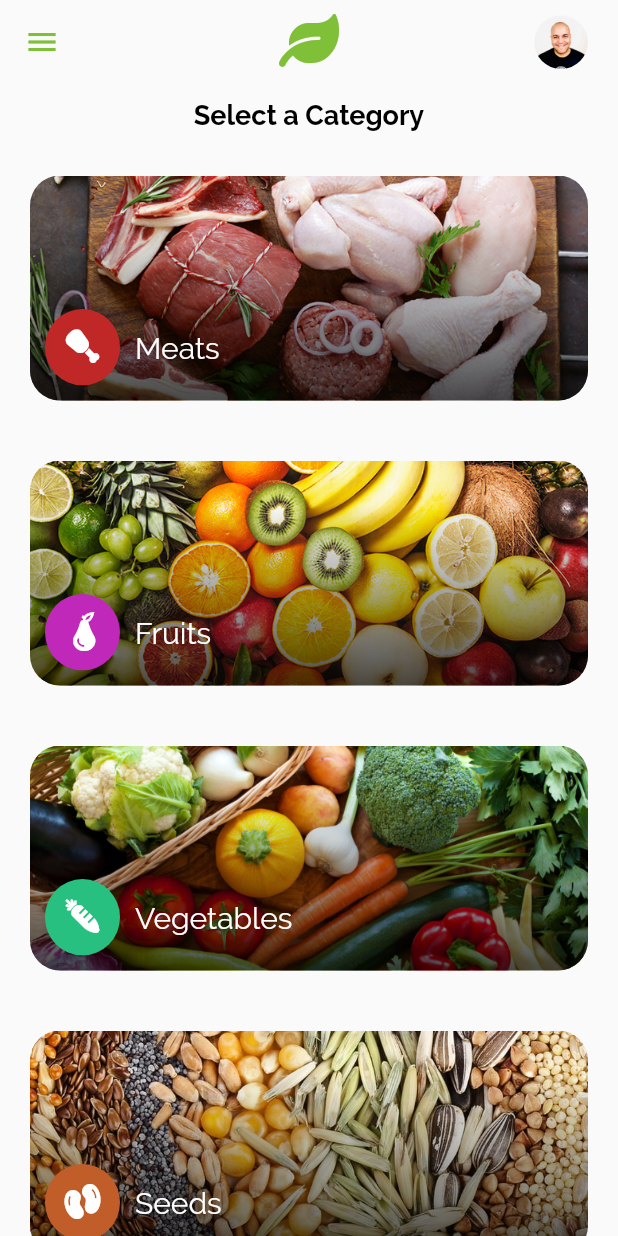
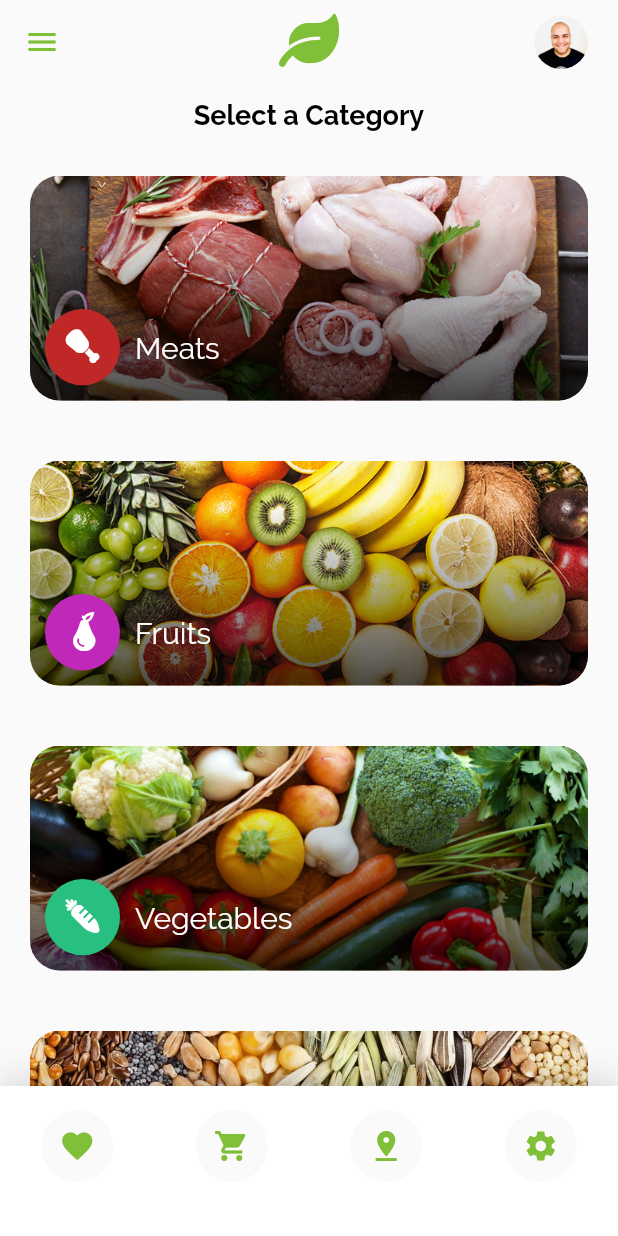
Before and after one commit to codedprogrammer/GroceryApp, a Flutter app: the screen it shows after launch, on a phone screen of 412 x 824 dp. Run offline on Flutter 3.47's test engine with Material 2 defaults, Android fonts, the phone set to English and light mode, and no system bars.

Commit message:
Bottom Nav Bar

```diff
--- a/grocery_app/lib/screens/category_list_screen.dart
+++ b/grocery_app/lib/screens/category_list_screen.dart
@@ -29,14 +29,14 @@ class CategoryListPage extends StatelessWidget {
           Container(
             margin: EdgeInsets.only(right: 10),
             padding: EdgeInsets.all(10),
-            child: ClipOval(
-              child: Image.asset('assets/images/me.jpg')
-            ),
+            child: ClipOval(child: Image.asset('assets/images/me.jpg')),
           )
         ],
       ),
       body: Container(
-        child: Column(
+        child: Stack(
+          children: [
+            Column(
               crossAxisAlignment: CrossAxisAlignment.stretch,
               children: [
                 Padding(
@@ -54,6 +54,52 @@ class CategoryListPage extends StatelessWidget {
                         })),
               ],
             ),
+            Positioned(
+              bottom: 0,
+              left: 0,
+              right: 0,
+              child: Container(
+                height: 100,
+                padding: EdgeInsets.only(bottom: 20),
+                decoration:
+                    BoxDecoration(color: AppColors.WHITE_COLOR, boxShadow: [
+                  BoxShadow(
+                      blurRadius: 20,
+                      color: AppColors.BLACK_COLOR.withOpacity(0.2),
+                      offset: Offset.zero)
+                ]),
+                child: Row(
+                    mainAxisAlignment: MainAxisAlignment.spaceAround,
+                    children: [
+                      ClipOval(
+                          child: Material(
+                              child: IconButton(
+                                  onPressed: () {},
+                                  icon: Icon(Icons.favorite,
+                                      color: AppColors.MAIN_COLOR)))),
+                      ClipOval(
+                          child: Material(
+                              child: IconButton(
+                                  onPressed: () {},
+                                  icon: Icon(Icons.shopping_cart,
+                                      color: AppColors.MAIN_COLOR)))),
+                      ClipOval(
+                          child: Material(
+                              child: IconButton(
+                                  onPressed: () {},
+                                  icon: Icon(Icons.pin_drop,
+                                      color: AppColors.MAIN_COLOR)))),
+                      ClipOval(
+                          child: Material(
+                              child: IconButton(
+                                  onPressed: () {},
+                                  icon: Icon(Icons.settings,
+                                      color: AppColors.MAIN_COLOR)))),
+                    ]),
+              ),
+            ),
+          ],
+        ),
       ),
     );
   }
```
Also changed, not shown: grocery_app/lib/widgets/category_card.dart (+3 -9 lines), 19 other files. Lines whose indentation alone changed are shown as unchanged.
